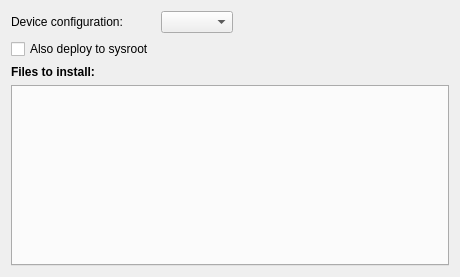
The window that src/plugins/qt4projectmanager/qt-maemo/maemodeploystepwidget.ui (qt-creator/qt-creator) describes before a commit, drawn with Qt 5.
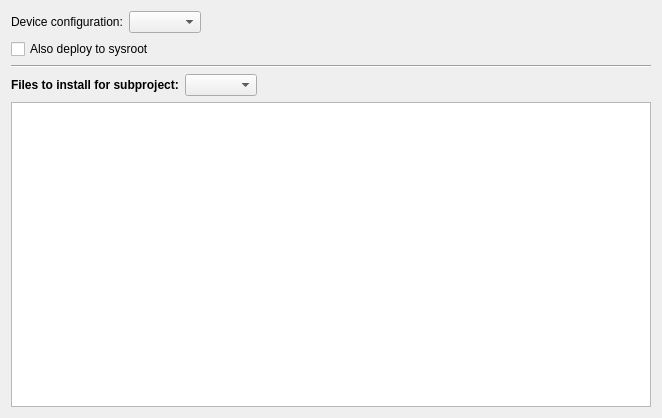
The same window after the commit.

What changed in the file:
```diff
--- a/src/plugins/qt4projectmanager/qt-maemo/maemodeploystepwidget.ui
+++ b/src/plugins/qt4projectmanager/qt-maemo/maemodeploystepwidget.ui
@@ -6,8 +6,8 @@
    <rect>
     <x>0</x>
     <y>0</y>
-    <width>460</width>
-    <height>277</height>
+    <width>662</width>
+    <height>418</height>
    </rect>
   </property>
   <property name="windowTitle">
@@ -15,16 +15,14 @@
   </property>
   <layout class="QVBoxLayout" name="verticalLayout">
    <item>
-    <layout class="QFormLayout" name="formLayout">
-     <item row="0" column="0">
+    <layout class="QHBoxLayout" name="horizontalLayout">
+     <item>
       <widget class="QLabel" name="deviceConfigLabel">
        <property name="text">
         <string>Device configuration:</string>
        </property>
       </widget>
      </item>
-     <item row="0" column="1">
-      <layout class="QHBoxLayout" name="horizontalLayout">
        <item>
         <widget class="QComboBox" name="deviceConfigComboBox"/>
        </item>
@@ -43,30 +41,92 @@
        </item>
       </layout>
      </item>
-     <item row="1" column="1">
-      <layout class="QHBoxLayout" name="horizontalLayout_2"/>
-     </item>
-     <item row="1" column="0">
+   <item>
+    <layout class="QHBoxLayout" name="horizontalLayout_2">
+     <item>
       <widget class="QCheckBox" name="deployToSysrootCheckBox">
        <property name="text">
         <string>Also deploy to sysroot</string>
        </property>
       </widget>
      </item>
+     <item>
+      <spacer name="horizontalSpacer_3">
+       <property name="orientation">
+        <enum>Qt::Horizontal</enum>
+       </property>
+       <property name="sizeHint" stdset="0">
+        <size>
+         <width>40</width>
+         <height>20</height>
+        </size>
+       </property>
+      </spacer>
+     </item>
     </layout>
    </item>
+   <item>
+    <widget class="Line" name="line">
+     <property name="orientation">
+      <enum>Qt::Horizontal</enum>
+     </property>
+    </widget>
+   </item>
+   <item>
+    <layout class="QHBoxLayout" name="horizontalLayout_3">
    <item>
     <widget class="QLabel" name="installLabel">
      <property name="toolTip">
       <string>These show the INSTALLS settings from the project file(s).</string>
      </property>
      <property name="text">
-      <string>&lt;b&gt;Files to install:&lt;/b&gt;</string>
+        <string>&lt;b&gt;Files to install for subproject:&lt;/b&gt;</string>
      </property>
     </widget>
    </item>
    <item>
-    <widget class="QTabWidget" name="tabWidget"/>
+      <widget class="QComboBox" name="modelComboBox">
+       <property name="sizeAdjustPolicy">
+        <enum>QComboBox::AdjustToContents</enum>
+       </property>
+      </widget>
+     </item>
+     <item>
+      <spacer name="horizontalSpacer_2">
+       <property name="orientation">
+        <enum>Qt::Horizontal</enum>
+       </property>
+       <property name="sizeHint" stdset="0">
+        <size>
+         <width>40</width>
+         <height>20</height>
+        </size>
+       </property>
+      </spacer>
+     </item>
+    </layout>
+   </item>
+   <item>
+    <widget class="QTableView" name="tableView">
+     <property name="showGrid">
+      <bool>false</bool>
+     </property>
+     <property name="wordWrap">
+      <bool>false</bool>
+     </property>
+     <attribute name="horizontalHeaderDefaultSectionSize">
+      <number>400</number>
+     </attribute>
+     <attribute name="horizontalHeaderMinimumSectionSize">
+      <number>100</number>
+     </attribute>
+     <attribute name="horizontalHeaderStretchLastSection">
+      <bool>true</bool>
+     </attribute>
+     <attribute name="verticalHeaderVisible">
+      <bool>false</bool>
+     </attribute>
+    </widget>
    </item>
   </layout>
  </widget>
```
Lines whose indentation alone changed are shown as unchanged.
